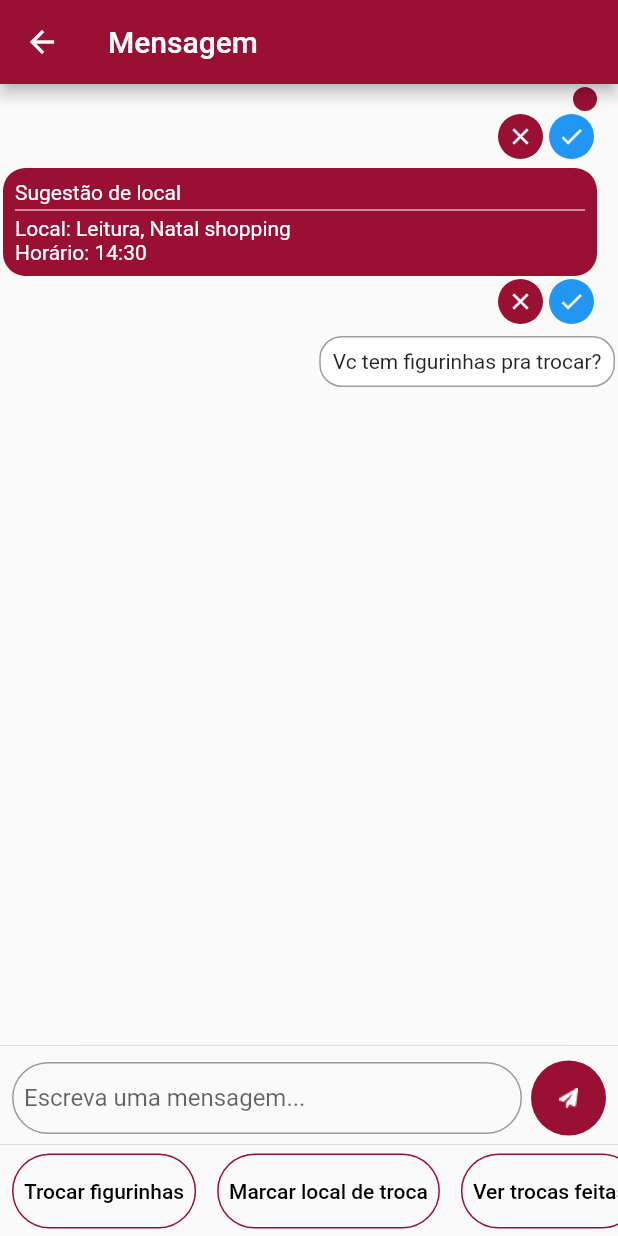
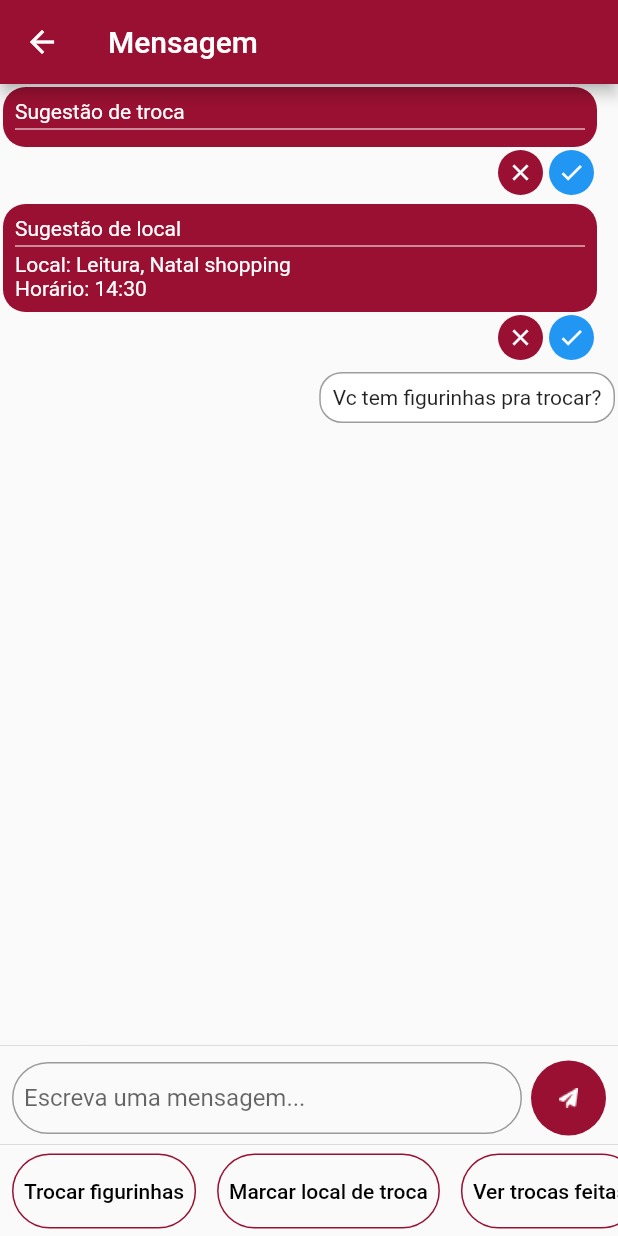
Before and after one commit to nataly-enne/sticker-swap, a Flutter app: the MessageChatScreen screen opened directly with empty values, on a phone screen of 412 x 824 dp. Run offline on Flutter 3.47's test engine with Material 2 defaults, Android fonts, the light colour scheme and no system bars; our stand-ins replace dio, flutter_dotenv, flutter_modular, flutter_speed_dial, rxdart; missing offline and left inert: flutter_barcode_scanner; network calls fail.

Commit message:
Titulo da mensagem

```diff
--- a/client/lib/src/modules/message_chat/presenter/widgets/message_swap.dart
+++ b/client/lib/src/modules/message_chat/presenter/widgets/message_swap.dart
@@ -74,7 +74,8 @@ class MessageSwap extends StatelessWidget {
     return Column(
       crossAxisAlignment: CrossAxisAlignment.start,
       children: [
-
+        Text("Sugestão de troca", style:  textStyle,),
+        Divider(height: 8, color: textStyle?.color,),
       ],
     );
   }
```
